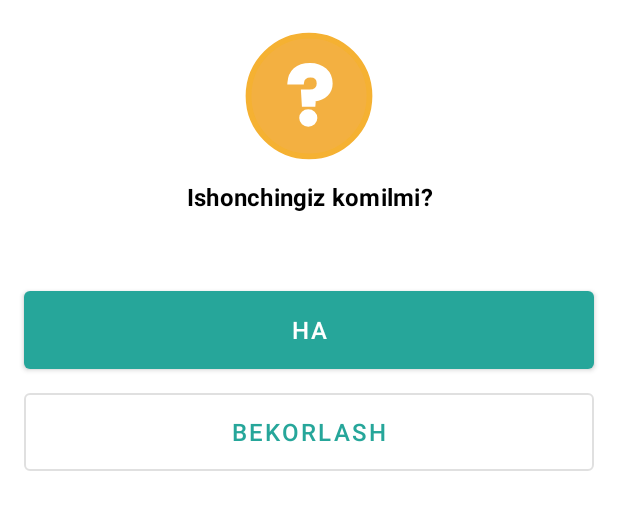
After one commit to djakonystar/SmartShop, an Android app: the layout dialog_warning.xml on its own in the app's theme, with its tools: preview values and no code run, on a phone screen of 412 x 824 dp. The commit adds this screen. Shown: the top 510 px of the screen. Run offline under Robolectric (Android 15) with nearby library versions, the phone set to English and light mode, and no system bars.

Commit message:
Created three types of dialogs: success, error, warning. Changed all dialog to these

```diff
--- /dev/null
+++ b/app/src/main/res/layout/dialog_warning.xml
@@ -0,0 +1,82 @@
+<?xml version="1.0" encoding="utf-8"?>
+<androidx.constraintlayout.widget.ConstraintLayout xmlns:android="http://schemas.android.com/apk/res/android"
+    xmlns:app="http://schemas.android.com/apk/res-auto"
+    xmlns:tools="http://schemas.android.com/tools"
+    android:id="@+id/mainContainer"
+    android:layout_width="match_parent"
+    android:layout_height="wrap_content"
+    android:minWidth="@dimen/dialog_sale_min_width_mobile"
+    tools:context=".ui.dialog.WarningDialog">
+
+    <com.airbnb.lottie.LottieAnimationView
+        android:id="@+id/lottieAnimation"
+        android:layout_width="96dp"
+        android:layout_height="96dp"
+        android:layout_marginTop="@dimen/margin_standard"
+        app:lottie_autoPlay="true"
+        app:lottie_loop="false"
+        app:lottie_rawRes="@raw/warning"
+        app:layout_constraintEnd_toEndOf="parent"
+        app:layout_constraintStart_toStartOf="parent"
+        app:layout_constraintTop_toTopOf="parent" />
+
+    <TextView
+        android:id="@+id/tvTitle"
+        android:layout_width="0dp"
+        android:layout_height="wrap_content"
+        android:layout_marginTop="@dimen/margin_middle"
+        android:text="@string/warning"
+        android:textAlignment="center"
+        android:textAppearance="@style/TextAppearance.ElektroLife.TwentyTwo"
+        android:textStyle="bold"
+        app:layout_constraintEnd_toEndOf="parent"
+        app:layout_constraintStart_toStartOf="parent"
+        app:layout_constraintTop_toBottomOf="@id/lottieAnimation" />
+
+    <TextView
+        android:id="@+id/tvMessage"
+        android:layout_width="0dp"
+        android:layout_height="wrap_content"
+        android:layout_marginStart="@dimen/margin_standard"
+        android:layout_marginEnd="@dimen/margin_standard"
+        android:layout_marginTop="@dimen/margin_middle"
+        android:textAlignment="center"
+        android:textAppearance="@style/TextAppearance.ElektroLife.TwentyTwo"
+        app:layout_constraintEnd_toEndOf="parent"
+        app:layout_constraintStart_toStartOf="parent"
+        app:layout_constraintTop_toBottomOf="@id/tvTitle" />
+
+    <Button
+        android:id="@+id/btnYes"
+        android:layout_width="0dp"
+        android:layout_height="@dimen/button_height"
+        android:layout_marginVertical="@dimen/margin_standard"
+        android:layout_marginStart="@dimen/margin_standard"
+        android:layout_marginEnd="@dimen/margin_standard"
+        android:paddingHorizontal="32dp"
+        android:text="@string/yes"
+        android:textSize="@dimen/text_size_larger"
+        app:layout_constraintEnd_toEndOf="parent"
+        app:layout_constraintStart_toStartOf="parent"
+        app:layout_constraintTop_toBottomOf="@id/tvMessage"
+        tools:ignore="SpUsage" />
+
+    <Button
+        android:id="@+id/btnCancel"
+        style="@style/Widget.MaterialComponents.Button.OutlinedButton"
+        android:layout_width="0dp"
+        android:layout_height="@dimen/button_height"
+        android:layout_marginStart="@dimen/margin_standard"
+        android:layout_marginTop="@dimen/margin_small"
+        android:layout_marginEnd="@dimen/margin_standard"
+        android:layout_marginBottom="@dimen/margin_standard"
+        android:paddingHorizontal="32dp"
+        android:text="@string/cancel_uzb"
+        android:textSize="@dimen/text_size_larger"
+        app:layout_constraintBottom_toBottomOf="parent"
+        app:layout_constraintEnd_toEndOf="parent"
+        app:layout_constraintStart_toStartOf="parent"
+        app:layout_constraintTop_toBottomOf="@id/btnYes"
+        tools:ignore="SpUsage" />
+
+</androidx.constraintlayout.widget.ConstraintLayout>
--- a/app/src/main/res/layout/item_order_dialog.xml
+++ b/app/src/main/res/layout/item_order_dialog.xml
@@ -83,13 +83,13 @@
 
         <ImageView
             android:id="@+id/btnDelete"
-            android:layout_width="@dimen/action_bar_icon_size_mobile"
-            android:layout_height="@dimen/action_bar_icon_size_mobile"
+            android:layout_width="@dimen/img_standard_height_mobile"
+            android:layout_height="@dimen/img_standard_height_mobile"
             android:layout_marginEnd="@dimen/margin_middle"
             android:background="?selectableItemBackgroundBorderless"
             android:clickable="true"
             android:focusable="true"
-            android:padding="@dimen/padding_middle"
+            android:padding="@dimen/padding_small"
             android:src="@drawable/ic_baseline_delete_24"
             app:layout_constraintBottom_toBottomOf="parent"
             app:layout_constraintEnd_toEndOf="parent"
--- a/app/src/main/res/values/strings.xml
+++ b/app/src/main/res/values/strings.xml
@@ -179,4 +179,5 @@
     <string name="date_range_text" translatable="false">%s - %s</string>
     <string name="profit_title">Sof foyda</string>
     <string name="err_valid_sum">Haqiqiy summa kiriting</string>
+    <string name="warning">Ishonchingiz komilmi?</string>
 </resources>
```
Also changed, not shown: app/src/main/java/uz/texnopos/elektrolife/core/extensions/Extensions.kt (+8 -1 lines), app/src/main/java/uz/texnopos/elektrolife/ui/dialog/ErrorDialog.kt (added, +48 -0 lines), app/src/main/java/uz/texnopos/elektrolife/ui/dialog/SuccessDialog.kt (added, +54 -0 lines), app/src/main/java/uz/texnopos/elektrolife/ui/dialog/WarningDialog.kt (added, +58 -0 lines), app/src/main/java/uz/texnopos/elektrolife/ui/newcategory/NewCategoryFragment.kt (+12 -10 lines), app/src/main/java/uz/texnopos/elektrolife/ui/newpayment/NewPaymentFragment.kt (+9 -5 lines), app/src/main/java/uz/texnopos/elektrolife/ui/newproduct/NewProductFragment.kt (+6 -5 lines), app/src/main/java/uz/texnopos/elektrolife/ui/newsale/order/OrderFragment.kt (+11 -18 lines), app/src/main/res/layout/dialog_error.xml (added, +65 -0 lines), app/src/main/res/layout/dialog_success.xml (added, +65 -0 lines), app/src/main/res/raw/error.json (added, +1 -0 lines), app/src/main/res/raw/success.json (added, +1 -0 lines), app/src/main/res/raw/warning.json (added, +1 -0 lines), 3 other files.
